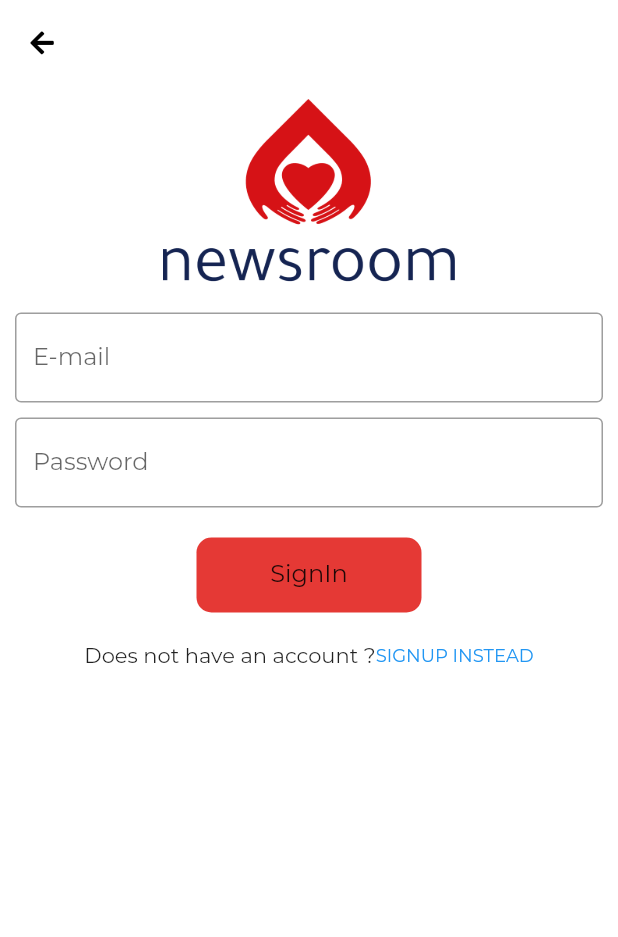
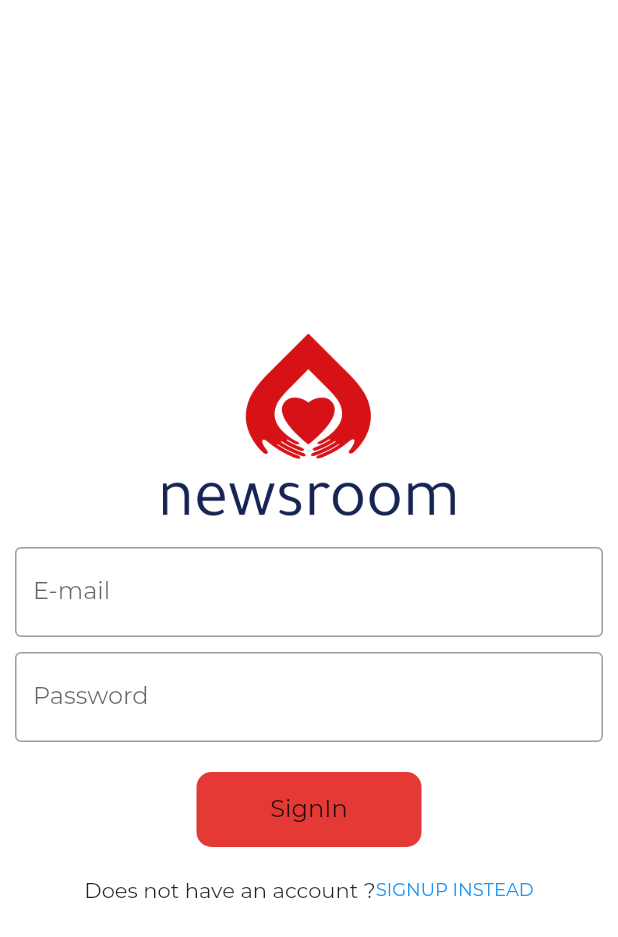
Before and after one commit to pierreEdimo/newsroomApp, a Flutter app: the Auth screen opened directly, on a phone screen of 412 x 824 dp. Shown: the top 937 px of the screen. Run offline on Flutter 3.47's test engine with Material 2 defaults, Android fonts, the phone set to English and light mode, and no system bars; our stand-ins replace flutter_secure_storage, font_awesome_flutter; accounts and stored records are empty; network calls fail.

Commit message:
i changed the package name

```diff
--- a/lib/Model/ThemeModel.dart
+++ b/lib/Model/ThemeModel.dart
@@ -1,5 +1,6 @@
-import 'package:findadoctor/Model/ArticleModel.dart';
 import 'package:flutter/foundation.dart';
+
+import 'ArticleModel.dart';
 
 class ThemeModel {
   final int id;
--- a/lib/Service/AuthService.dart
+++ b/lib/Service/AuthService.dart
@@ -1,5 +1,5 @@
-import 'package:findadoctor/Model/LoginModel.dart';
-import 'package:findadoctor/Model/UserModel.dart';
+import 'package:Newsroom/Model/LoginModel.dart';
+import 'package:Newsroom/Model/UserModel.dart';
 import 'package:http/http.dart';
 import 'dart:convert';
 
@@ -46,9 +46,11 @@ class AuthService {
     final response = await get(
         'https://findadoc.azurewebsites.net/api/User/GetUser',
         headers: {'Authorization': 'Bearer ' + authorization});
+    print(authorization);
     if (response.statusCode == 200) {
       final responseJson = json.decode(response.body);
       print(responseJson['id']);
+      storage.write(key: "userId", value: responseJson['id']);
       return UserModel.fromJson(responseJson);
     } else {
       print(response.statusCode);
--- a/lib/Service/ThemeService.dart
+++ b/lib/Service/ThemeService.dart
@@ -1,6 +1,6 @@
 import 'dart:convert';
 
-import 'package:findadoctor/Model/ThemeModel.dart';
+import 'package:Newsroom/Model/ThemeModel.dart';
 import 'package:http/http.dart';
 
 class ThemeService {
--- a/lib/UI/Login.dart
+++ b/lib/UI/Login.dart
@@ -1,9 +1,9 @@
 import 'package:flutter/material.dart';
 import 'package:font_awesome_flutter/font_awesome_flutter.dart';
-import 'package:findadoctor/Model/LoginModel.dart';
-import 'package:findadoctor/Model/UserModel.dart';
-import 'package:findadoctor/Service/AuthService.dart';
-import 'package:findadoctor/main.dart';
+import 'package:Newsroom/Model/LoginModel.dart';
+import 'package:Newsroom/Model/UserModel.dart';
+import 'package:Newsroom/Service/AuthService.dart';
+import 'package:Newsroom/main.dart';
 
 enum AuthMode { SignUp, SignIn }
 
@@ -11,19 +11,7 @@ class Auth extends StatelessWidget {
   @override
   Widget build(BuildContext context) {
     return Scaffold(
-      appBar: AppBar(
-        elevation: 0,
-        backgroundColor: Colors.white,
-        leading: IconButton(
-          icon: FaIcon(
-            FontAwesomeIcons.arrowLeft,
-            size: 18,
-            color: Colors.black,
-          ),
-          onPressed: () => Navigator.of(context).pop(),
-        ),
-      ),
-      body: Login(),
+      body: Center(child: Login()),
     );
   }
 }
@@ -39,6 +27,17 @@ class _LoginState extends State<Login> {
   final TextEditingController _passwordController = TextEditingController();
   final TextEditingController _emailController = TextEditingController();
   final TextEditingController _phoneNumberController = TextEditingController();
+
+  @override
+  void initState() {
+    super.initState();
+    getJwt();
+  }
+
+  getJwt() async {
+    var jwt = await storage.read(key: "jwt");
+    print(jwt);
+  }
 
   //Future<UserModel> _futureUser;
   final AuthService _authService = AuthService();
@@ -183,7 +182,6 @@ class _LoginState extends State<Login> {
               height: 20,
             ),
             Container(
-              padding: EdgeInsets.all(10),
               child: Form(
                 child: Column(
                   children: <Widget>[
--- a/lib/UI/Theme.dart
+++ b/lib/UI/Theme.dart
@@ -1,6 +1,6 @@
-import 'package:findadoctor/Model/ThemeModel.dart';
-import 'package:findadoctor/Service/ThemeService.dart';
-import 'package:findadoctor/UI/ThemeArticle.dart';
+import 'package:Newsroom/Model/ThemeModel.dart';
+import 'package:Newsroom/Service/ThemeService.dart';
+import 'package:Newsroom/UI/ThemeArticle.dart';
 import 'package:flutter/material.dart';
 import 'package:font_awesome_flutter/font_awesome_flutter.dart';
 
--- a/pubspec.yaml
+++ b/pubspec.yaml
@@ -1,4 +1,4 @@
-name: findadoctor
+name: Newsroom
 description: A new Flutter project.
 
 
```
Also changed, not shown: lib/Service/ArticleService.dart (+21 -1 lines), lib/UI/ArticleDetail.dart (+6 -5 lines), lib/UI/ArticleList.dart (+7 -6 lines), lib/UI/Profile.dart (+6 -5 lines), lib/UI/ThemeArticle.dart (+15 -5 lines), lib/main.dart (+25 -15 lines), 10 other files.
